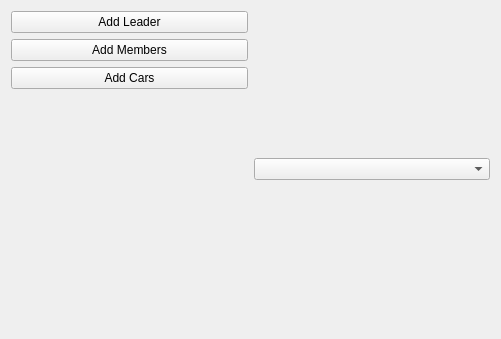
Qt form Software/windowaddteam.ui (martro/RoboDriftSensors) before a commit.
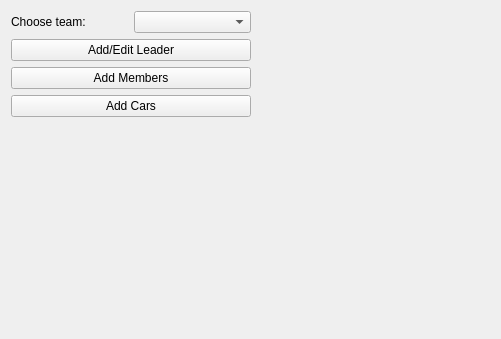
The same form after that commit.

Commit message: ui of WindowAdmin and WindowAddTeam

Diff of the .ui file:
```diff
--- a/Software/windowaddteam.ui
+++ b/Software/windowaddteam.ui
@@ -13,13 +13,33 @@
   <property name="windowTitle">
    <string>Form</string>
   </property>
-  <layout class="QHBoxLayout" name="horizontalLayout_2">
+  <layout class="QHBoxLayout" name="horizontalLayout_2" stretch="1,1">
    <item>
     <layout class="QVBoxLayout" name="verticalLayout">
+     <item>
+      <layout class="QHBoxLayout" name="horizontalLayout_3" stretch="0,0">
+       <item>
+        <widget class="QLabel" name="label">
+         <property name="text">
+          <string>Choose team:</string>
+         </property>
+        </widget>
+       </item>
+       <item>
+        <widget class="QComboBox" name="comboBox">
+         <item>
+          <property name="text">
+           <string/>
+          </property>
+         </item>
+        </widget>
+       </item>
+      </layout>
+     </item>
      <item>
       <widget class="QPushButton" name="ButtonAddLeader">
        <property name="text">
-        <string>Add Leader</string>
+        <string>Add/Edit Leader</string>
        </property>
       </widget>
      </item>
@@ -53,11 +73,7 @@
     </layout>
    </item>
    <item>
-    <layout class="QVBoxLayout" name="verticalLayout_2">
-     <item>
-      <widget class="QComboBox" name="comboBox"/>
-     </item>
-    </layout>
+    <layout class="QVBoxLayout" name="verticalLayout_2"/>
    </item>
   </layout>
  </widget>
```
The commit also changes 12 other files.
